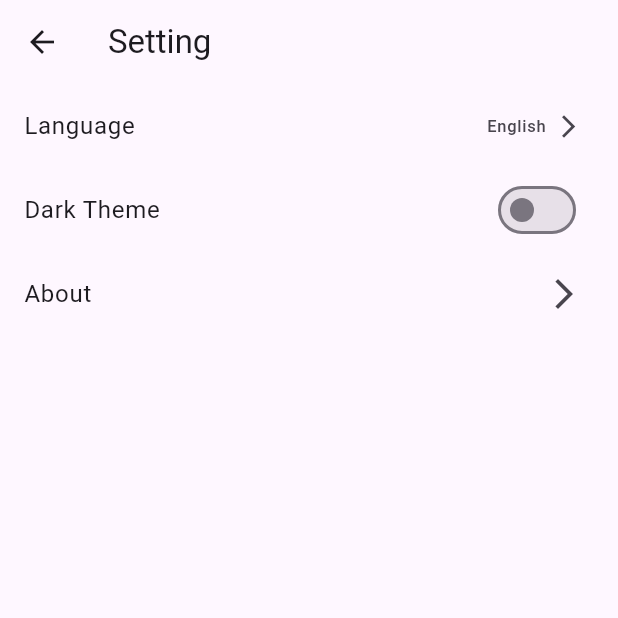
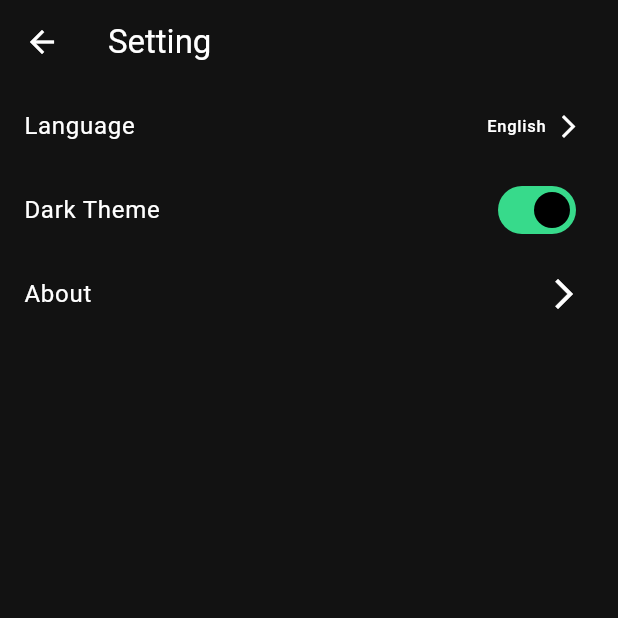
Before and after one commit to story2Dev/flutter-getx, a Flutter app: the SettingScreen screen opened by its route, after a tap on "Dark Theme", on a phone screen of 412 x 824 dp, the top half of it. Run offline on Flutter 3.47's test engine with Material 3 defaults, Android fonts, the phone set to English and light mode, and no system bars; our stand-ins replace get, get_storage; accounts and stored records are empty.

Commit message:
add feat theme dark-light

```diff
--- a/lib/controller/app_controller.dart
+++ b/lib/controller/app_controller.dart
@@ -1,12 +1,24 @@
 import 'package:flutter/widgets.dart';
 import 'package:get/get.dart';
+import 'package:get_storage/get_storage.dart';
 
 class AppController extends GetxController {
 
   static AppController get to => Get.find();
 
+  final box = GetStorage();
+
   final pageViewControllers = PageController().obs;
   final currentIndex = 0.obs;
+
+  bool get isDark => box.read('app-theme') ?? false;
+  final themeMode = false.obs;
+
+  @override
+  void onInit() {
+    super.onInit();
+    themeMode.value = isDark;
+  }
 
   void onItemTapped(int index) {
     currentIndex.value = index;
@@ -16,4 +28,9 @@ class AppController extends GetxController {
       curve: Curves.easeIn,
     );
   }
+
+  void changeTheme(bool val) {
+    themeMode.value = val;
+    box.write('app-theme', val);
+  }
 }
--- /dev/null
+++ b/lib/core/app_theme.dart
@@ -0,0 +1,22 @@
+import 'package:flutter/material.dart';
+
+import 'app_theme_color.dart';
+
+class AppTheme {
+  static final darkTheme = ThemeData(
+    primaryColor: ThemeColor.primaryColor,
+    brightness: Brightness.dark,
+    useMaterial3: true,
+    colorScheme: const ColorScheme.dark(
+      primary: ThemeColor.primaryColor,
+      brightness: Brightness.dark,
+    ),
+  );
+
+  static final lightTheme = ThemeData(
+    primaryColor: Colors.deepPurple,
+    brightness: Brightness.light,
+    useMaterial3: true,
+    colorScheme: ColorScheme.fromSeed(seedColor: Colors.deepPurple),
+  );
+}
--- /dev/null
+++ b/lib/core/app_theme_color.dart
@@ -0,0 +1,19 @@
+import 'package:flutter/material.dart';
+
+class ThemeColor {
+  static const MaterialColor primaryColor = MaterialColor(
+    0xff37da8b, // 0% comes in here, this will be color picked if no shade is selected when defining a Color property which doesn’t require a swatch.
+    <int, Color>{
+      50: Color(0xff37da8b), //10%
+      100: Color(0xff37da8b), //20%
+      200: Color(0xff37da8b), //30%
+      300: Color(0xff37da8b), //40%
+      400: Color(0xff37da8b), //50%
+      500: Color(0xff37da8b), //60%
+      600: Color(0xff37da8b), //70%
+      700: Color(0xff37da8b), //80%
+      800: Color(0xff37da8b), //90%
+      900: Color(0xff37da8b), //100%
+    },
+  );
+}
--- a/lib/screens/setting_screen.dart
+++ b/lib/screens/setting_screen.dart
@@ -1,15 +1,20 @@
 import 'package:flutter/material.dart';
+import 'package:get/get.dart';
+
+import '../controller/app_controller.dart';
 
 class SettingScreen extends StatelessWidget {
   const SettingScreen({super.key});
 
   @override
   Widget build(BuildContext context) {
+    final appController = Get.find<AppController>();
+
     return Scaffold(
       appBar: AppBar(
         title: const Text("Setting"),
       ),
-      body: ListView(
+      body: Obx(() => ListView(
             children: [
               const ListTile(
                 title: Text("Language"),
@@ -25,15 +30,19 @@ class SettingScreen extends StatelessWidget {
               ),
               SwitchListTile(
                   title: const Text("Dark Theme"),
-            value: false,
-            onChanged: (value) => {},
-          ),
+                  value: appController.themeMode.value,
+                  onChanged: (value) {
+                    appController.changeTheme(value);
+                    Get.changeThemeMode(appController.themeMode.value
+                        ? ThemeMode.dark
+                        : ThemeMode.light);
+                  }),
               const ListTile(
                 title: Text("About"),
                 trailing: Icon(Icons.arrow_forward_ios),
               ),
             ],
-      ),
+          )),
     );
   }
 }
--- a/pubspec.yaml
+++ b/pubspec.yaml
@@ -36,6 +36,7 @@ dependencies:
   # Use with the CupertinoIcons class for iOS style icons.
   cupertino_icons: ^1.0.6
   get: ^4.6.6
+  get_storage: ^2.1.1
 
 dev_dependencies:
   flutter_test:
```
Also changed, not shown: lib/main.dart (+11 -8 lines), pubspec.lock, 10 other files. Lines whose indentation alone changed are shown as unchanged.
